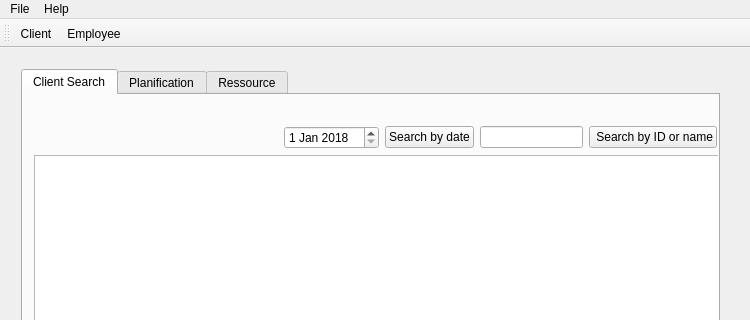
Qt form TPQtIntroduction/mainwindow.ui (Lydie-Pierrick/TP2-QT-INTRO) before a commit; both pictures show x 0 to 750 and y 0 to 320 of the 750 by 617 pixel window.
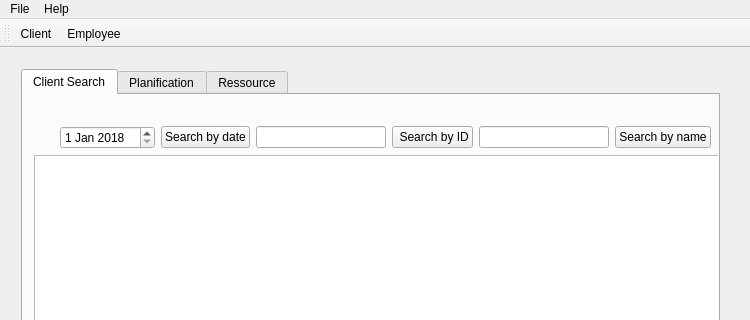
The same form after that commit. The open tabs and pages were chosen to show the change. Icons and pictures are not drawn.

Diff of the .ui file:
```diff
--- a/TPQtIntroduction/mainwindow.ui
+++ b/TPQtIntroduction/mainwindow.ui
@@ -83,50 +83,11 @@
           </rect>
          </property>
          <layout class="QGridLayout" name="gridLayout_SearchClient">
-          <item row="1" column="4">
-           <widget class="QPushButton" name="pushBtn_SearchByIDName">
-            <property name="text">
-             <string> Search by ID or name</string>
-            </property>
-           </widget>
-          </item>
-          <item row="1" column="0">
-           <spacer name="horizontalSpacer">
-            <property name="orientation">
-             <enum>Qt::Horizontal</enum>
-            </property>
-            <property name="sizeType">
-             <enum>QSizePolicy::Preferred</enum>
-            </property>
-            <property name="sizeHint" stdset="0">
-             <size>
-              <width>250</width>
-              <height>20</height>
-             </size>
-            </property>
-           </spacer>
-          </item>
-          <item row="3" column="0" colspan="6">
+          <item row="3" column="0" colspan="9">
            <widget class="QTableView" name="tableView_SearchClient"/>
           </item>
-          <item row="1" column="3">
-           <widget class="QLineEdit" name="lineEdit_SearchByIDName"/>
-          </item>
-          <item row="0" column="0">
-           <spacer name="verticalSpacer">
-            <property name="orientation">
-             <enum>Qt::Vertical</enum>
-            </property>
-            <property name="sizeType">
-             <enum>QSizePolicy::Preferred</enum>
-            </property>
-            <property name="sizeHint" stdset="0">
-             <size>
-              <width>20</width>
-              <height>20</height>
-             </size>
-            </property>
-           </spacer>
+          <item row="1" column="5">
+           <widget class="QLineEdit" name="lineEdit_SearchByName"/>
           </item>
           <item row="1" column="1">
            <widget class="QDateEdit" name="dateEdit">
@@ -142,6 +103,25 @@
             </property>
            </widget>
           </item>
+          <item row="1" column="3">
+           <widget class="QLineEdit" name="lineEdit_SearchByID"/>
+          </item>
+          <item row="0" column="0">
+           <spacer name="verticalSpacer">
+            <property name="orientation">
+             <enum>Qt::Vertical</enum>
+            </property>
+            <property name="sizeType">
+             <enum>QSizePolicy::Preferred</enum>
+            </property>
+            <property name="sizeHint" stdset="0">
+             <size>
+              <width>20</width>
+              <height>20</height>
+             </size>
+            </property>
+           </spacer>
+          </item>
           <item row="1" column="2">
            <widget class="QPushButton" name="pushBtn_SearchByDate">
             <property name="text">
@@ -149,6 +129,20 @@
             </property>
            </widget>
           </item>
+          <item row="1" column="6">
+           <widget class="QPushButton" name="pushBtn_SearchByName">
+            <property name="text">
+             <string>Search by name</string>
+            </property>
+           </widget>
+          </item>
+          <item row="1" column="4">
+           <widget class="QPushButton" name="pushBtn_SearchByID">
+            <property name="text">
+             <string> Search by ID</string>
+            </property>
+           </widget>
+          </item>
          </layout>
         </widget>
        </widget>
```
Left out of the diff: 2 changed lines with no effect on the pictures.
